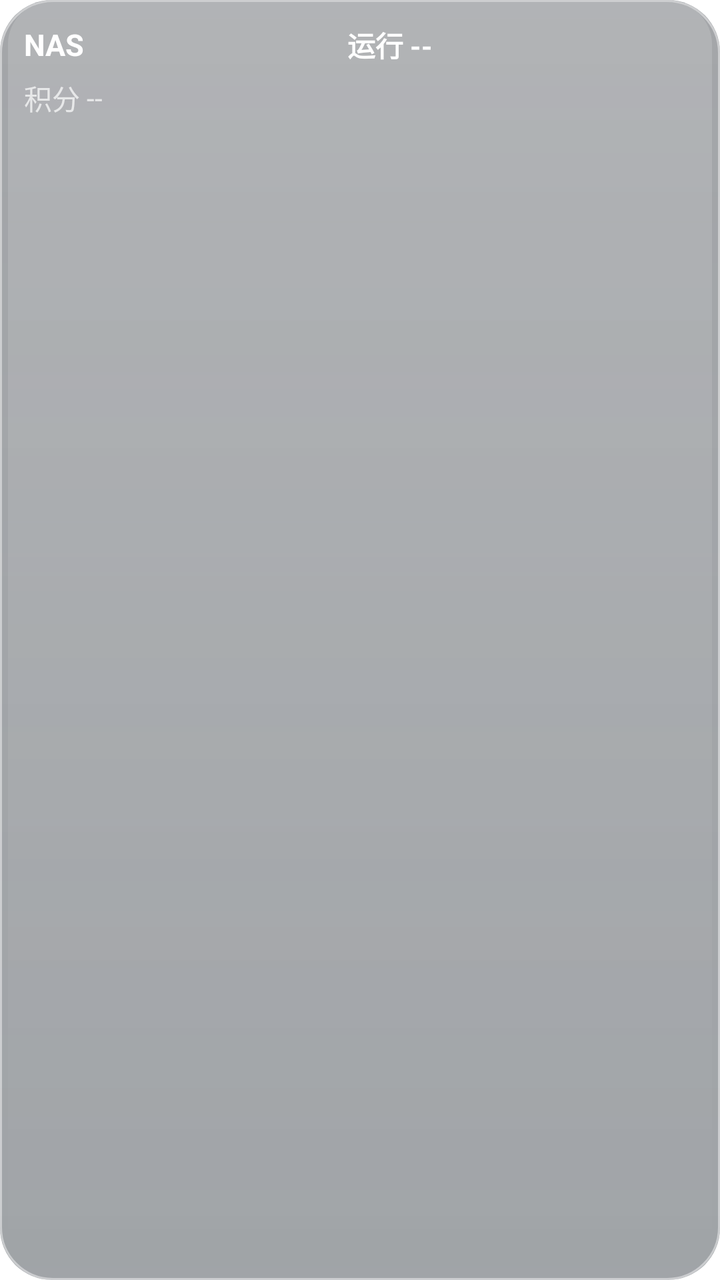
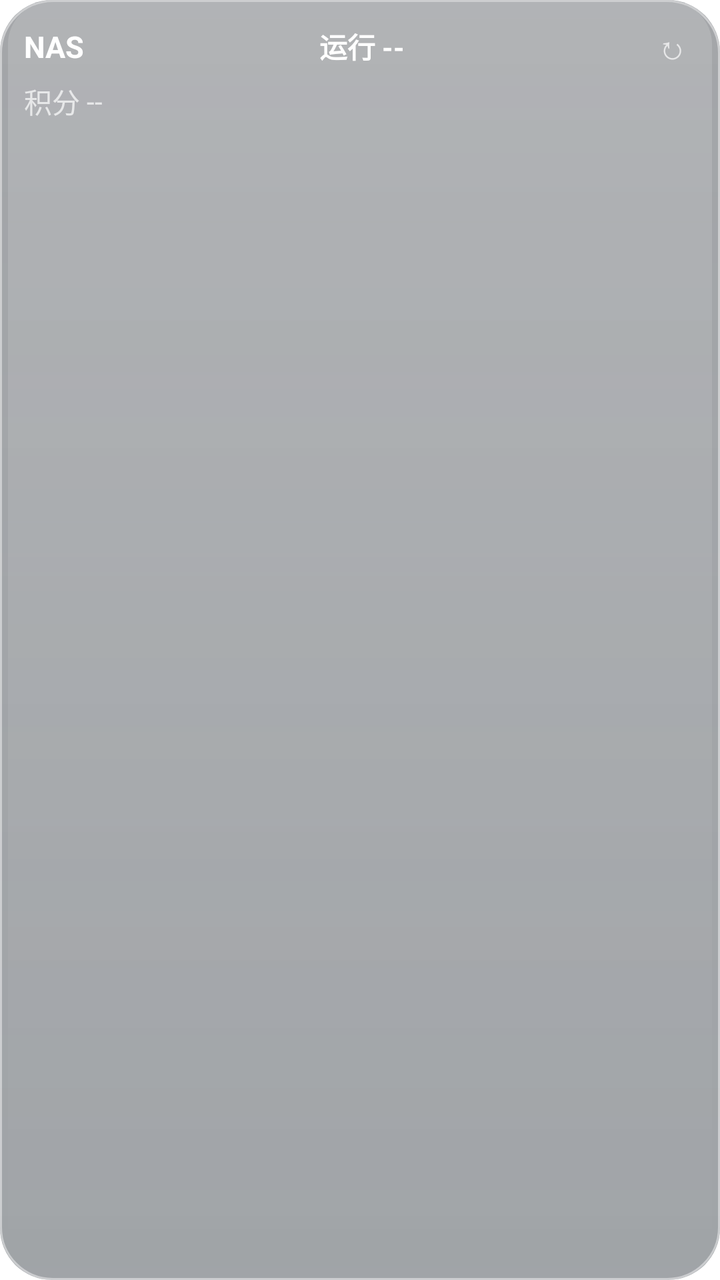

The first picture is an Android layout as it rendered before a commit; the second is the same layout after the commit. The layout source and the unified diff follow.
<!-- AndroidManifest.xml: application theme Theme.NasWidget -->
<!-- res/layout/nas_widget.xml -->
<?xml version="1.0" encoding="utf-8"?>
<LinearLayout xmlns:android="http://schemas.android.com/apk/res/android"
    android:id="@+id/widget_root"
    android:layout_width="match_parent"
    android:layout_height="match_parent"
    android:orientation="vertical"
    android:background="@drawable/glass_card"
    android:padding="12dp">

    
    <LinearLayout
        android:id="@+id/row_uptime"
        android:layout_width="match_parent"
        android:layout_height="wrap_content"
        android:orientation="horizontal"
        android:gravity="center_vertical">

        <TextView
            android:id="@+id/tv_title"
            android:layout_width="wrap_content"
            android:layout_height="wrap_content"
            android:text="NAS"
            android:textColor="@color/text_primary"
            android:textSize="15sp"
            android:textStyle="bold" />

        <TextView
            android:id="@+id/tv_uptime"
            android:layout_width="0dp"
            android:layout_height="wrap_content"
            android:layout_weight="1"
            android:gravity="center"
            android:text="运行 --"
            android:textColor="@color/text_primary"
            android:textSize="14sp"
            android:textStyle="bold" />
    </LinearLayout>

    
    <LinearLayout
        android:id="@+id/row_wb2api"
        android:layout_width="match_parent"
        android:layout_height="wrap_content"
        android:layout_marginTop="6dp"
        android:orientation="horizontal"
        android:gravity="center_vertical">

        <TextView
            android:layout_width="wrap_content"
            android:layout_height="wrap_content"
            android:text="积分 "
            android:textColor="@color/text_secondary"
            android:textSize="14sp" />

        <TextView
            android:id="@+id/tv_wb2api"
            android:layout_width="wrap_content"
            android:layout_height="wrap_content"
            android:text="--"
            android:textColor="@color/text_secondary"
            android:textSize="14sp" />
    </LinearLayout>

    
    <FrameLayout
        android:id="@+id/content_area"
        android:layout_width="match_parent"
        android:layout_height="0dp"
        android:layout_weight="1"
        android:layout_marginTop="10dp"
        android:clipChildren="false"
        android:clipToPadding="false" />

</LinearLayout>
<!-- resources referenced by this layout -->
<resources>
  <color name="text_primary">#FFFFFFFF</color>
  <color name="text_secondary">#B3FFFFFF</color>
  <!-- drawable glass_card (drawable) -->
  <?xml version="1.0" encoding="utf-8"?>
  <layer-list xmlns:android="http://schemas.android.com/apk/res/android">
      
      <item>
          <shape android:shape="rectangle">
              <corners android:radius="26dp" />
              <gradient
                  android:angle="270"
                  android:startColor="#661A2028"
                  android:endColor="#70283038" />
          </shape>
      </item>
  
      
      <item>
          <shape android:shape="rectangle">
              <corners android:radius="26dp" />
              <stroke
                  android:width="1dp"
                  android:color="#73FFFFFF" />
          </shape>
      </item>
  
      
      <item android:top="1dp" android:left="4dp" android:right="4dp">
          <shape android:shape="rectangle">
              <corners android:radius="21dp" />
              <gradient
                  android:angle="270"
                  android:startColor="#26FFFFFF"
                  android:endColor="#00FFFFFF" />
          </shape>
      </item>
  </layer-list>
  <style name="Theme.NasWidget" parent="Theme.MaterialComponents.DayNight.NoActionBar">
          <item name="colorPrimary">@color/app_primary</item>
          <item name="colorOnPrimary">@android:color/white</item>
          <item name="colorPrimaryVariant">@color/app_primary_variant</item>
          <item name="colorSecondary">@color/app_secondary</item>
          <item name="colorOnSecondary">@android:color/white</item>
          <item name="android:statusBarColor">@android:color/transparent</item>
          <item name="android:windowLightStatusBar">true</item>
          <item name="shapeAppearanceSmallComponent">@style/ShapeAppearance.NasWidget.Small</item>
          <item name="shapeAppearanceMediumComponent">@style/ShapeAppearance.NasWidget.Medium</item>
          <item name="shapeAppearanceLargeComponent">@style/ShapeAppearance.NasWidget.Large</item>
          <item name="bottomNavigationStyle">@style/NasWidget.BottomNavigation</item>
      </style>
  <color name="app_primary">#FF5E9EFF</color>
  <color name="app_primary_variant">#FF4A86E8</color>
  <color name="app_secondary">#FF58D68D</color>
  <style name="ShapeAppearance.NasWidget.Small" parent="ShapeAppearance.MaterialComponents.SmallComponent">
          <item name="cornerFamily">rounded</item>
          <item name="cornerSize">14dp</item>
      </style>
  <style name="ShapeAppearance.NasWidget.Medium" parent="ShapeAppearance.MaterialComponents.MediumComponent">
          <item name="cornerFamily">rounded</item>
          <item name="cornerSize">18dp</item>
      </style>
  <style name="ShapeAppearance.NasWidget.Large" parent="ShapeAppearance.MaterialComponents.LargeComponent">
          <item name="cornerFamily">rounded</item>
          <item name="cornerSize">22dp</item>
      </style>
  <style name="NasWidget.BottomNavigation" parent="Widget.MaterialComponents.BottomNavigationView">
          <item name="itemActiveIndicatorStyle">@style/NasWidget.BottomNavigation.ActiveIndicator</item>
      </style>
  <style name="NasWidget.BottomNavigation.ActiveIndicator" parent="">
          <item name="android:color">@color/app_primary_translucent</item>
          <item name="shapeAppearance">@style/ShapeAppearance.NasWidget.ActiveIndicator</item>
      </style>
  <color name="app_primary_translucent">#335E9EFF</color>
  <style name="ShapeAppearance.NasWidget.ActiveIndicator" parent="ShapeAppearance.MaterialComponents.SmallComponent">
          <item name="cornerFamily">rounded</item>
          <item name="cornerSize">16dp</item>
      </style>
</resources>

<!-- the commit's change to res/layout/nas_widget.xml (unified diff, before → after) -->
@@ -34,6 +34,16 @@
             android:textColor="@color/text_primary"
             android:textSize="14sp"
             android:textStyle="bold" />
+
+        <TextView
+            android:id="@+id/btn_refresh"
+            android:layout_width="wrap_content"
+            android:layout_height="wrap_content"
+            android:paddingStart="8dp"
+            android:paddingEnd="4dp"
+            android:text="↻"
+            android:textColor="@color/text_secondary"
+            android:textSize="16sp" />
     </LinearLayout>
 
     
